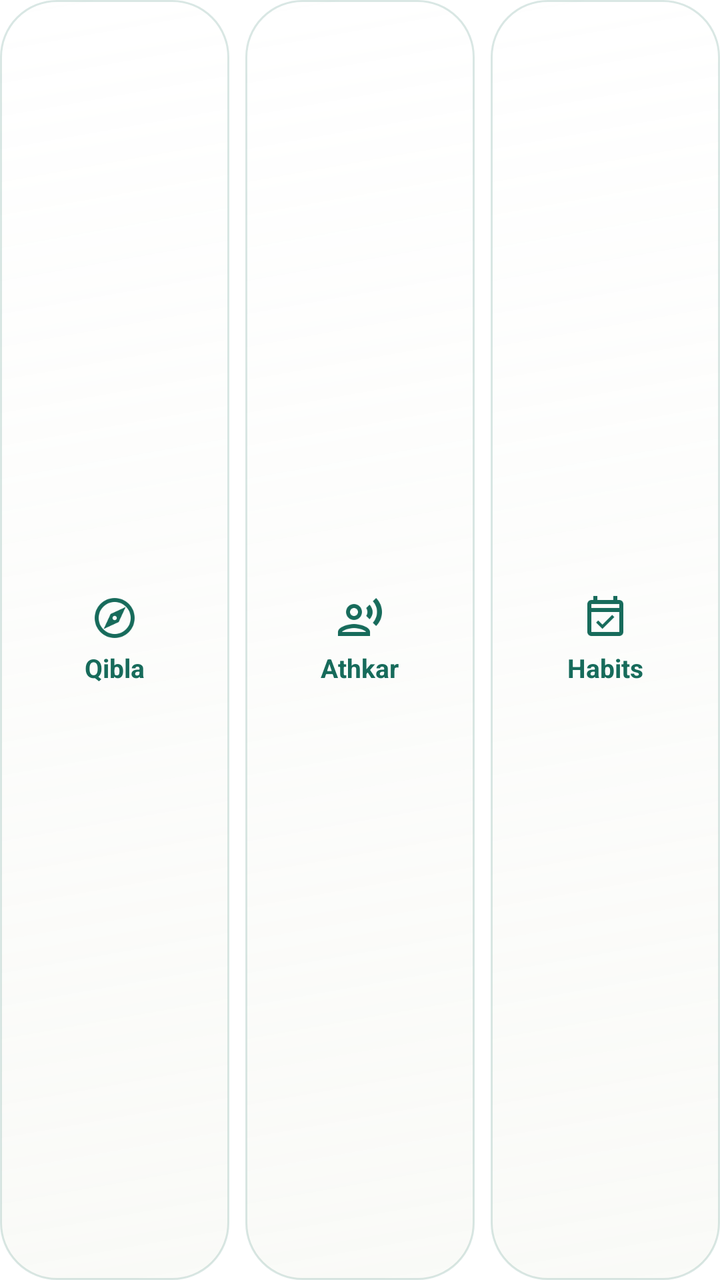
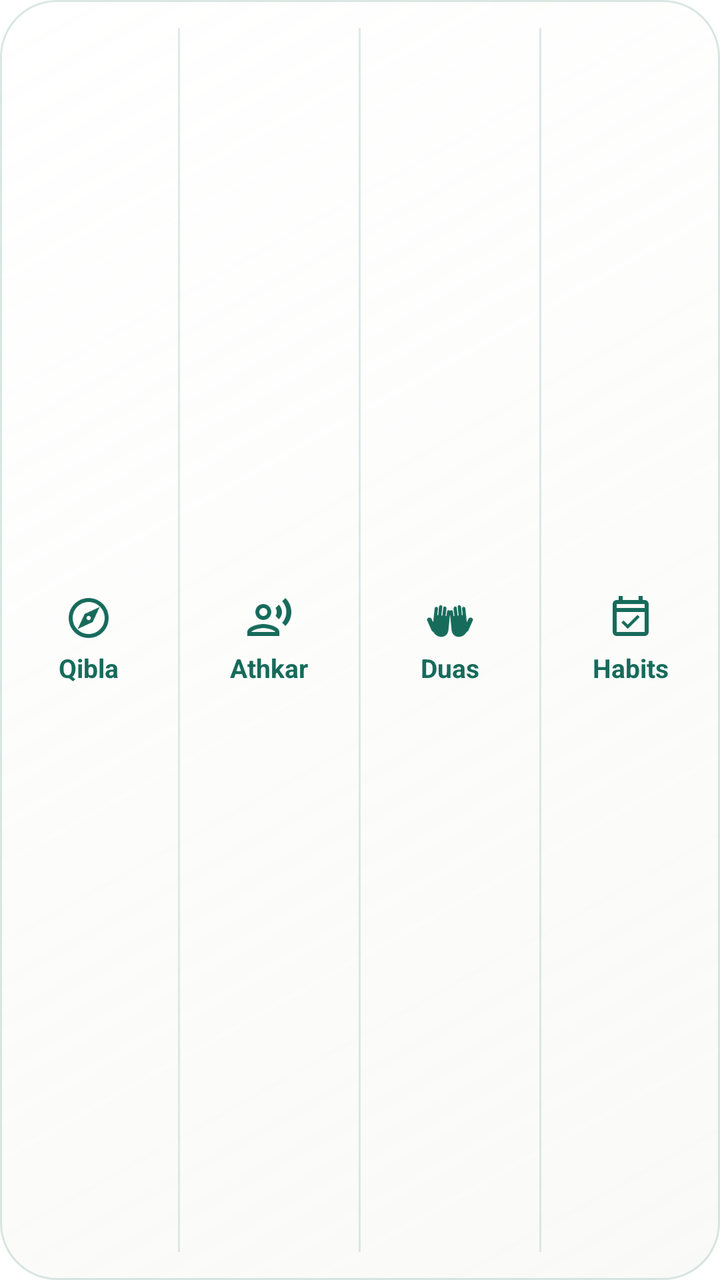

Two renders of the same Android screen: before a commit and after it. Below are the layout's source before the change and the commit's diff.
<!-- AndroidManifest.xml: fallback theme Theme.MaterialComponents.DayNight.NoActionBar -->
<!-- res/layout/preview_shortcuts.xml -->
<?xml version="1.0" encoding="utf-8"?>
<LinearLayout xmlns:android="http://schemas.android.com/apk/res/android" android:layout_width="match_parent" android:layout_height="match_parent" android:gravity="center_vertical" android:orientation="vertical" android:padding="0dp">
    <LinearLayout android:layout_width="match_parent" android:layout_height="match_parent" android:orientation="horizontal">
        <LinearLayout android:layout_width="0dp" android:layout_weight="1" android:layout_height="match_parent" android:layout_marginStart="0dp" android:gravity="center" android:orientation="vertical" android:background="@drawable/widget_glass_light">
            <ImageView android:layout_width="24dp" android:layout_height="24dp" android:src="@drawable/widget_preview_icon_explore" />
            <TextView android:layout_width="wrap_content" android:layout_height="wrap_content" android:layout_marginTop="4dp" android:text="@string/widget_qibla" android:textSize="13sp" android:textStyle="bold" android:textColor="#176B5B" />
        </LinearLayout>
        <LinearLayout android:layout_width="0dp" android:layout_weight="1" android:layout_height="match_parent" android:layout_marginStart="8dp" android:gravity="center" android:orientation="vertical" android:background="@drawable/widget_glass_light">
            <ImageView android:layout_width="24dp" android:layout_height="24dp" android:src="@drawable/widget_preview_icon_athkar" />
            <TextView android:layout_width="wrap_content" android:layout_height="wrap_content" android:layout_marginTop="4dp" android:text="@string/widget_athkar" android:textSize="13sp" android:textStyle="bold" android:textColor="#176B5B" />
        </LinearLayout>
        <LinearLayout android:layout_width="0dp" android:layout_weight="1" android:layout_height="match_parent" android:layout_marginStart="8dp" android:gravity="center" android:orientation="vertical" android:background="@drawable/widget_glass_light">
            <ImageView android:layout_width="24dp" android:layout_height="24dp" android:src="@drawable/widget_preview_icon_habits" />
            <TextView android:layout_width="wrap_content" android:layout_height="wrap_content" android:layout_marginTop="4dp" android:text="@string/widget_habits" android:textSize="13sp" android:textStyle="bold" android:textColor="#176B5B" />
        </LinearLayout>
    </LinearLayout>
</LinearLayout>
<!-- resources referenced by this layout -->
<resources>
  <!-- drawable widget_glass_light (drawable) -->
  <?xml version="1.0" encoding="utf-8"?>
  <shape xmlns:android="http://schemas.android.com/apk/res/android" android:shape="rectangle">
      <gradient android:angle="315" android:startColor="#DBFFFFFF" android:endColor="#B3F7F8F4" />
      <stroke android:width="1dp" android:color="#29176B5B" />
      <corners android:radius="@dimen/widget_radius" />
  </shape>
  <!-- drawable widget_preview_icon_athkar: png bitmap (drawable-nodpi, 2421 bytes) -->
  <!-- drawable widget_preview_icon_explore: png bitmap (drawable-nodpi, 2987 bytes) -->
  <!-- drawable widget_preview_icon_habits: png bitmap (drawable-nodpi, 1088 bytes) -->
  <string name="widget_athkar">Athkar</string>
  <string name="widget_habits">Habits</string>
  <string name="widget_qibla">Qibla</string>
  <dimen name="widget_radius">24dp</dimen>
</resources>

<!-- the commit's change to res/layout/preview_shortcuts.xml (unified diff, before → after) -->
@@ -1,17 +1,24 @@
 <?xml version="1.0" encoding="utf-8"?>
 <LinearLayout xmlns:android="http://schemas.android.com/apk/res/android" android:layout_width="match_parent" android:layout_height="match_parent" android:gravity="center_vertical" android:orientation="vertical" android:padding="0dp">
-    <LinearLayout android:layout_width="match_parent" android:layout_height="match_parent" android:orientation="horizontal">
-        <LinearLayout android:layout_width="0dp" android:layout_weight="1" android:layout_height="match_parent" android:layout_marginStart="0dp" android:gravity="center" android:orientation="vertical" android:background="@drawable/widget_glass_light">
+    <LinearLayout android:layout_width="match_parent" android:layout_height="match_parent" android:orientation="horizontal" android:background="@drawable/widget_glass_light">
+        <LinearLayout android:layout_width="0dp" android:layout_weight="1" android:layout_height="match_parent" android:gravity="center" android:orientation="vertical">
             <ImageView android:layout_width="24dp" android:layout_height="24dp" android:src="@drawable/widget_preview_icon_explore" />
-            <TextView android:layout_width="wrap_content" android:layout_height="wrap_content" android:layout_marginTop="4dp" android:text="@string/widget_qibla" android:textSize="13sp" android:textStyle="bold" android:textColor="#176B5B" />
+            <TextView android:layout_width="wrap_content" android:layout_height="wrap_content" android:layout_marginTop="4dp" android:text="@string/widget_qibla" android:maxLines="1" android:textSize="13sp" android:textStyle="bold" android:textColor="#176B5B" />
         </LinearLayout>
-        <LinearLayout android:layout_width="0dp" android:layout_weight="1" android:layout_height="match_parent" android:layout_marginStart="8dp" android:gravity="center" android:orientation="vertical" android:background="@drawable/widget_glass_light">
+        <FrameLayout android:layout_width="1dp" android:layout_height="match_parent" android:layout_marginTop="14dp" android:layout_marginBottom="14dp" android:background="#24176B5B" />
+        <LinearLayout android:layout_width="0dp" android:layout_weight="1" android:layout_height="match_parent" android:gravity="center" android:orientation="vertical">
             <ImageView android:layout_width="24dp" android:layout_height="24dp" android:src="@drawable/widget_preview_icon_athkar" />
-            <TextView android:layout_width="wrap_content" android:layout_height="wrap_content" android:layout_marginTop="4dp" android:text="@string/widget_athkar" android:textSize="13sp" android:textStyle="bold" android:textColor="#176B5B" />
+            <TextView android:layout_width="wrap_content" android:layout_height="wrap_content" android:layout_marginTop="4dp" android:text="@string/widget_athkar" android:maxLines="1" android:textSize="13sp" android:textStyle="bold" android:textColor="#176B5B" />
         </LinearLayout>
-        <LinearLayout android:layout_width="0dp" android:layout_weight="1" android:layout_height="match_parent" android:layout_marginStart="8dp" android:gravity="center" android:orientation="vertical" android:background="@drawable/widget_glass_light">
+        <FrameLayout android:layout_width="1dp" android:layout_height="match_parent" android:layout_marginTop="14dp" android:layout_marginBottom="14dp" android:background="#24176B5B" />
+        <LinearLayout android:layout_width="0dp" android:layout_weight="1" android:layout_height="match_parent" android:gravity="center" android:orientation="vertical">
+            <ImageView android:layout_width="24dp" android:layout_height="24dp" android:src="@drawable/widget_preview_icon_duas" />
+            <TextView android:layout_width="wrap_content" android:layout_height="wrap_content" android:layout_marginTop="4dp" android:text="@string/widget_duas" android:maxLines="1" android:textSize="13sp" android:textStyle="bold" android:textColor="#176B5B" />
+        </LinearLayout>
+        <FrameLayout android:layout_width="1dp" android:layout_height="match_parent" android:layout_marginTop="14dp" android:layout_marginBottom="14dp" android:background="#24176B5B" />
+        <LinearLayout android:layout_width="0dp" android:layout_weight="1" android:layout_height="match_parent" android:gravity="center" android:orientation="vertical">
             <ImageView android:layout_width="24dp" android:layout_height="24dp" android:src="@drawable/widget_preview_icon_habits" />
-            <TextView android:layout_width="wrap_content" android:layout_height="wrap_content" android:layout_marginTop="4dp" android:text="@string/widget_habits" android:textSize="13sp" android:textStyle="bold" android:textColor="#176B5B" />
+            <TextView android:layout_width="wrap_content" android:layout_height="wrap_content" android:layout_marginTop="4dp" android:text="@string/widget_habits" android:maxLines="1" android:textSize="13sp" android:textStyle="bold" android:textColor="#176B5B" />
         </LinearLayout>
     </LinearLayout>
 </LinearLayout>
<!-- resource entries referenced after the edit -->
@@ -8,9 +8,11 @@
       <corners android:radius="@dimen/widget_radius" />
   </shape>
   <!-- drawable widget_preview_icon_athkar: png bitmap (drawable-nodpi, 2421 bytes) -->
+  <!-- drawable widget_preview_icon_duas: png bitmap (drawable-nodpi, 4126 bytes) -->
   <!-- drawable widget_preview_icon_explore: png bitmap (drawable-nodpi, 2987 bytes) -->
   <!-- drawable widget_preview_icon_habits: png bitmap (drawable-nodpi, 1088 bytes) -->
   <string name="widget_athkar">Athkar</string>
+  <string name="widget_duas">Duas</string>
   <string name="widget_habits">Habits</string>
   <string name="widget_qibla">Qibla</string>
   <dimen name="widget_radius">24dp</dimen>
